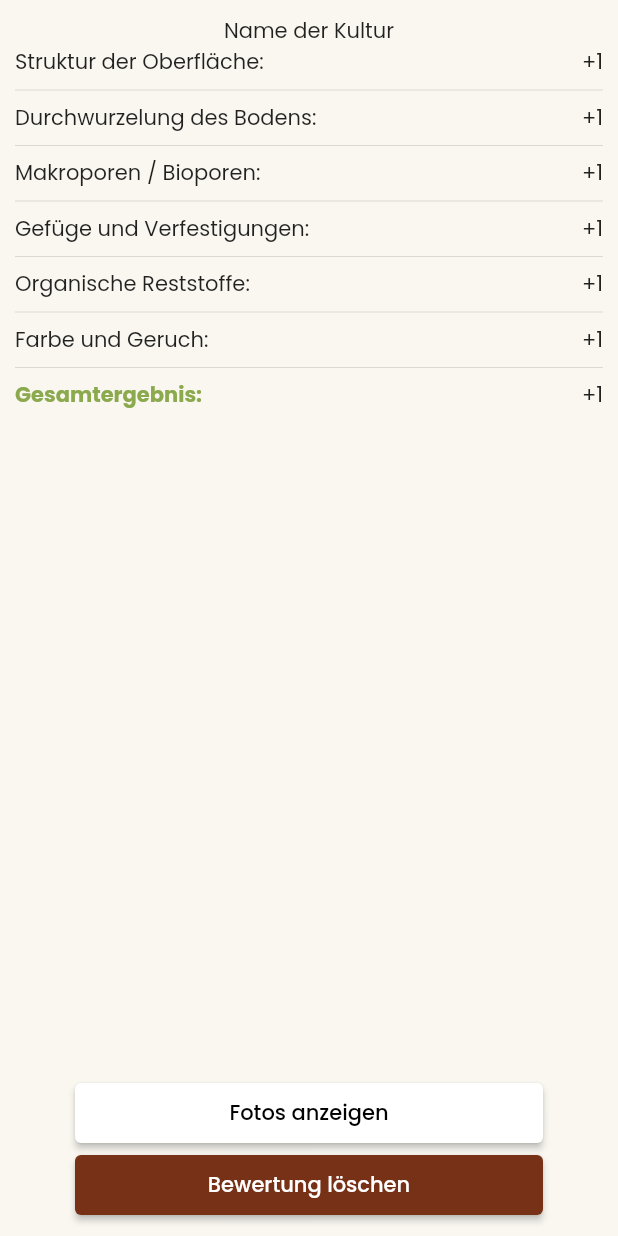
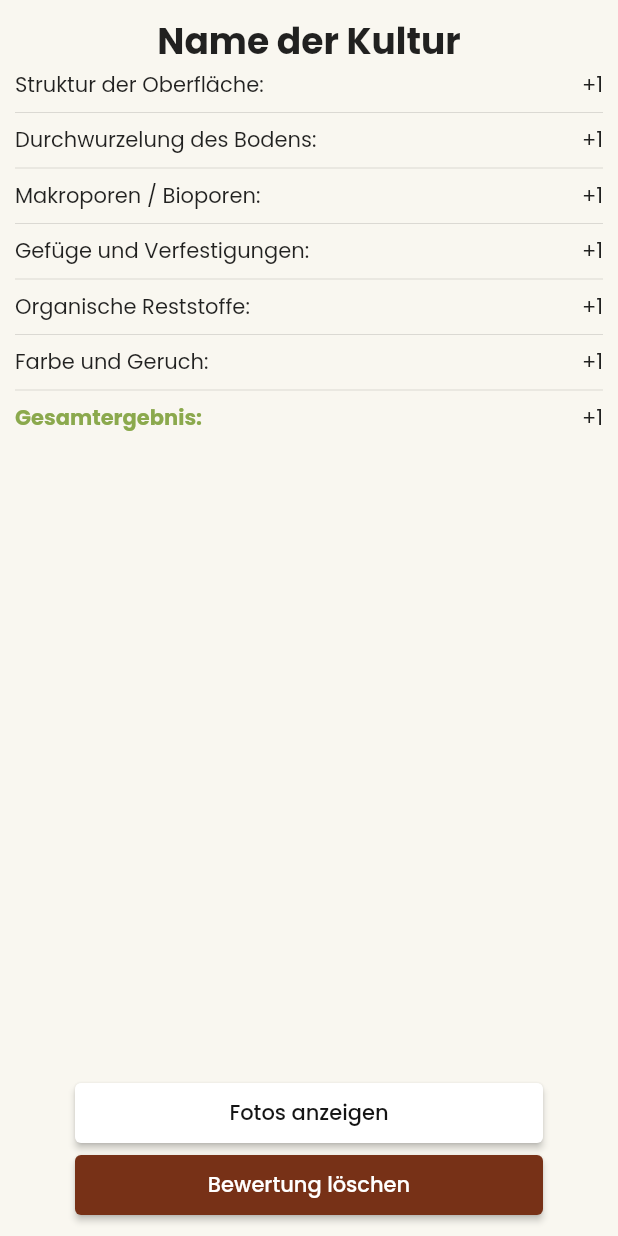
Before and after one commit to patrickfelschen/bodenanalyse, a Flutter app: the AnalysisDetailsScreen screen opened directly, on a phone screen of 412 x 824 dp. Run offline on Flutter 3.47's test engine with Material 2 defaults, Android fonts, the phone set to English and light mode, and no system bars; our stand-ins replace google_maps_flutter, shared_preferences; missing offline and left inert: easy_search, progress_stepper; accounts and stored records are empty; generated files the repository leaves out were written again.

Commit message:
AnalysisDetailsScreen: layout App: added route to AnalysisDetailsScreen

```diff
--- a/lib/src/screens/analysis_details_screen.dart
+++ b/lib/src/screens/analysis_details_screen.dart
@@ -22,7 +22,12 @@ class _AnalysisDetailsScreenState extends State<AnalysisDetailsScreen> {
           padding: EdgeInsets.all(10),
           child: Column(
             children: <Widget>[
-              Text('Name der Kultur'),
+              Text('Name der Kultur',
+                style: TextStyle(
+                  fontWeight: FontWeight.bold,
+                  fontSize: 24.0,
+                ),
+              ),
               Expanded(
                 child: ListView(
                   children: <Widget>[
@@ -97,7 +102,7 @@ class _AnalysisDetailsScreenState extends State<AnalysisDetailsScreen> {
                     minimumSize: Size(400, 40),
                     primary: Colors.white,
                   ),
-                  child: Text('Fotos anzeigen', style: TextStyle(color: Colors.black),),
+                  child: Text('Fotos anzeigen', style: TextStyle(color: Theme.of(context).colorScheme.onSurface),),
                 ),
               ),
               Padding(
```
Also changed, not shown: lib/src/app.dart (+8 -1 lines).
